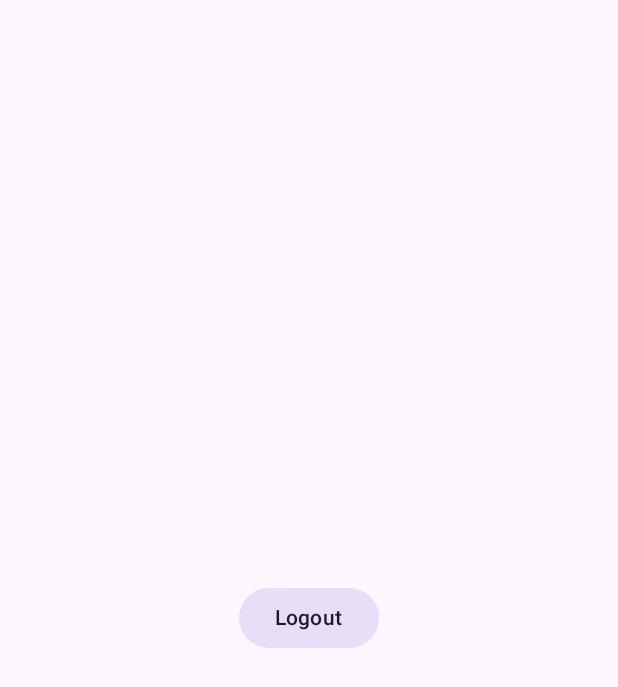
After one commit to Herr-Tymoshenko/konekoconnection, an Android app built with Jetpack Compose: the HomeScreen screen opened through its navigation route, on a phone screen of 412 x 824 dp. The commit adds this screen. Shown: the top 687 px of the screen. Run offline under Robolectric (Android 15) with nearby library versions, the phone set to English and light mode, and no system bars.

Commit message:
Login - Home navigation

```diff
--- a/app/build.gradle.kts
+++ b/app/build.gradle.kts
@@ -41,7 +41,7 @@ android {
         compose = true
     }
     composeOptions {
-        kotlinCompilerExtensionVersion = "1.5.1"
+        kotlinCompilerExtensionVersion = "1.5.11"
     }
     packaging {
         resources {
@@ -75,7 +75,7 @@ dependencies {
     implementation("com.google.firebase:firebase-analytics")
 
     //noinspection UseTomlInstead
-    implementation("com.google.android.gms:play-services-fitness")
+    implementation("com.google.android.gms:play-services-fitness:21.1.0")
     //noinspection UseTomlInstead
     implementation("com.google.android.gms:play-services-auth:21.0.0")
 
--- /dev/null
+++ b/app/src/main/java/blue/koneko/konekoconnection/ui/content/home/HomeScreen.kt
@@ -0,0 +1,33 @@
+package blue.koneko.konekoconnection.ui.content.home
+
+import androidx.compose.foundation.layout.Box
+import androidx.compose.foundation.layout.Row
+import androidx.compose.foundation.layout.fillMaxSize
+import androidx.compose.material3.FilledTonalButton
+import androidx.compose.material3.Surface
+import androidx.compose.material3.Text
+import androidx.compose.runtime.Composable
+import androidx.compose.ui.Alignment
+import androidx.compose.ui.Modifier
+
+@Composable
+fun HomeScreen(
+    navigateToLoginScreen: () -> Unit
+) {
+    Surface {
+        Box(
+            modifier = Modifier.fillMaxSize(), contentAlignment = Alignment.Center
+        ) {
+            LoginButton(navigateToLoginScreen)
+        }
+    }
+}
+
+@Composable
+fun LoginButton(navigateToLoginScreen: () -> Unit) {
+    FilledTonalButton(onClick = { navigateToLoginScreen.invoke() }) {
+        Row(verticalAlignment = Alignment.CenterVertically) {
+            Text(text = "Logout")
+        }
+    }
+}
--- /dev/null
+++ b/app/src/main/java/blue/koneko/konekoconnection/ui/login/LoginScreen.kt
@@ -0,0 +1,41 @@
+package blue.koneko.konekoconnection.ui.login
+
+import androidx.compose.foundation.layout.Box
+import androidx.compose.foundation.layout.Row
+import androidx.compose.foundation.layout.Spacer
+import androidx.compose.foundation.layout.fillMaxSize
+import androidx.compose.foundation.layout.size
+import androidx.compose.material.icons.Icons
+import androidx.compose.material.icons.filled.AccountCircle
+import androidx.compose.material3.FilledTonalButton
+import androidx.compose.material3.Icon
+import androidx.compose.material3.Surface
+import androidx.compose.material3.Text
+import androidx.compose.runtime.Composable
+import androidx.compose.ui.Alignment
+import androidx.compose.ui.Modifier
+import androidx.compose.ui.unit.dp
+
+@Composable
+fun LoginScreen(
+    navigateToHomeScreen: () -> Unit
+) {
+    Surface {
+        Box(
+            modifier = Modifier.fillMaxSize(), contentAlignment = Alignment.Center
+        ) {
+            LoginButton(navigateToHomeScreen)
+        }
+    }
+}
+
+@Composable
+fun LoginButton(navigateToHomeScreen: () -> Unit) {
+    FilledTonalButton(onClick = { navigateToHomeScreen.invoke() }) {
+        Row(verticalAlignment = Alignment.CenterVertically) {
+            Text(text = "Login with Google")
+            Spacer(modifier = Modifier.size(8.dp))
+            Icon(imageVector = Icons.Filled.AccountCircle, contentDescription = "login with google")
+        }
+    }
+}
--- a/app/src/main/java/blue/koneko/konekoconnection/ui/navigation/Navigation.kt
+++ b/app/src/main/java/blue/koneko/konekoconnection/ui/navigation/Navigation.kt
@@ -17,11 +17,7 @@ fun Navigation(
     }
 
     NavHost(navController = navController, startDestination = LOGIN_SCREEN) {
-        loginComposable(navigateToHomeScreen = {
-
-        })
-        homeComposable(navigateToLoginScreen = {
-
-        })
+        loginComposable(navigateToHomeScreen = screen.home)
+        homeComposable(navigateToLoginScreen = screen.login)
     }
 }
--- a/app/src/main/java/blue/koneko/konekoconnection/ui/navigation/Screens.kt
+++ b/app/src/main/java/blue/koneko/konekoconnection/ui/navigation/Screens.kt
@@ -6,11 +6,13 @@ import blue.koneko.konekoconnection.utils.Constants.LOGIN_SCREEN
 
 class Screens(navController: NavHostController) {
     val login = {
+        navController.popBackStack()
         navController.navigate("login") {
             popUpTo(LOGIN_SCREEN) { inclusive = true }
         }
     }
     val home = {
+        navController.popBackStack()
         navController.navigate("home") {
             popUpTo(HOME_SCREEN) { inclusive = true }
         }
--- a/app/src/main/java/blue/koneko/konekoconnection/ui/navigation/destinations/HomeComposable.kt
+++ b/app/src/main/java/blue/koneko/konekoconnection/ui/navigation/destinations/HomeComposable.kt
@@ -2,6 +2,7 @@ package blue.koneko.konekoconnection.ui.navigation.destinations
 
 import androidx.navigation.NavGraphBuilder
 import androidx.navigation.compose.composable
+import blue.koneko.konekoconnection.ui.content.home.HomeScreen
 import blue.koneko.konekoconnection.utils.Constants.HOME_SCREEN
 
 fun NavGraphBuilder.homeComposable(
@@ -10,6 +11,6 @@ fun NavGraphBuilder.homeComposable(
     composable(
         route = HOME_SCREEN
     ) {
-
+        HomeScreen(navigateToLoginScreen)
     }
 }
--- a/app/src/main/java/blue/koneko/konekoconnection/ui/navigation/destinations/LoginComposable.kt
+++ b/app/src/main/java/blue/koneko/konekoconnection/ui/navigation/destinations/LoginComposable.kt
@@ -2,6 +2,7 @@ package blue.koneko.konekoconnection.ui.navigation.destinations
 
 import androidx.navigation.NavGraphBuilder
 import androidx.navigation.compose.composable
+import blue.koneko.konekoconnection.ui.login.LoginScreen
 import blue.koneko.konekoconnection.utils.Constants.LOGIN_SCREEN
 
 fun NavGraphBuilder.loginComposable(
@@ -10,6 +11,6 @@ fun NavGraphBuilder.loginComposable(
     composable(
         route = LOGIN_SCREEN,
     ) {
-
+        LoginScreen(navigateToHomeScreen)
     }
 }
```
